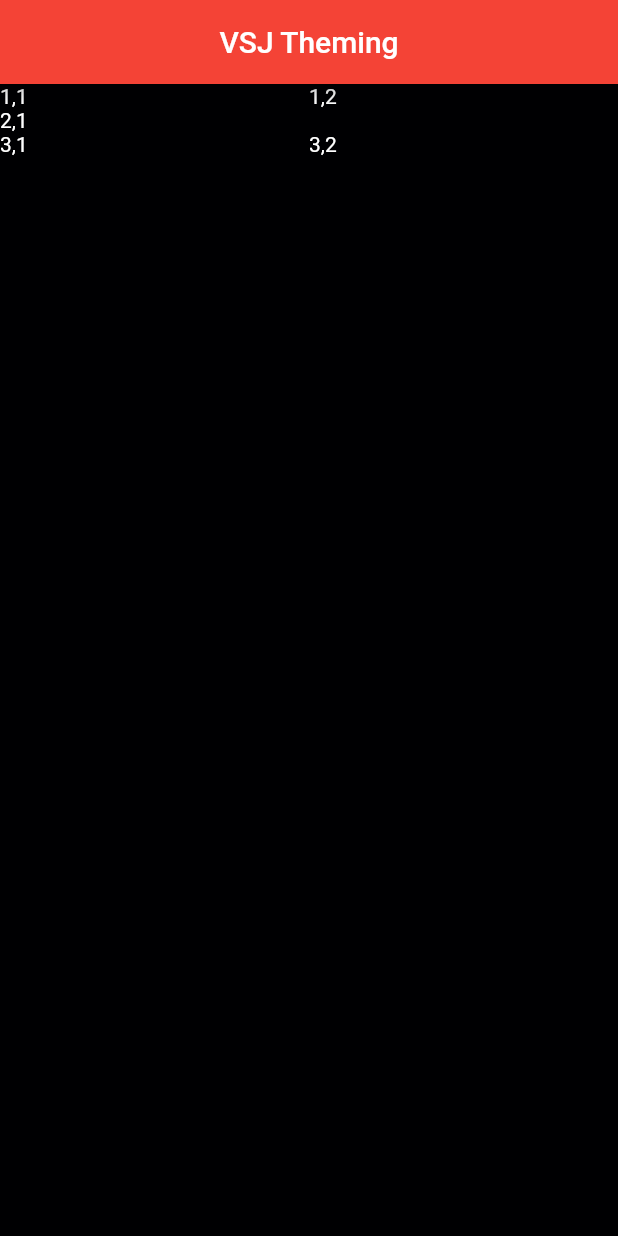
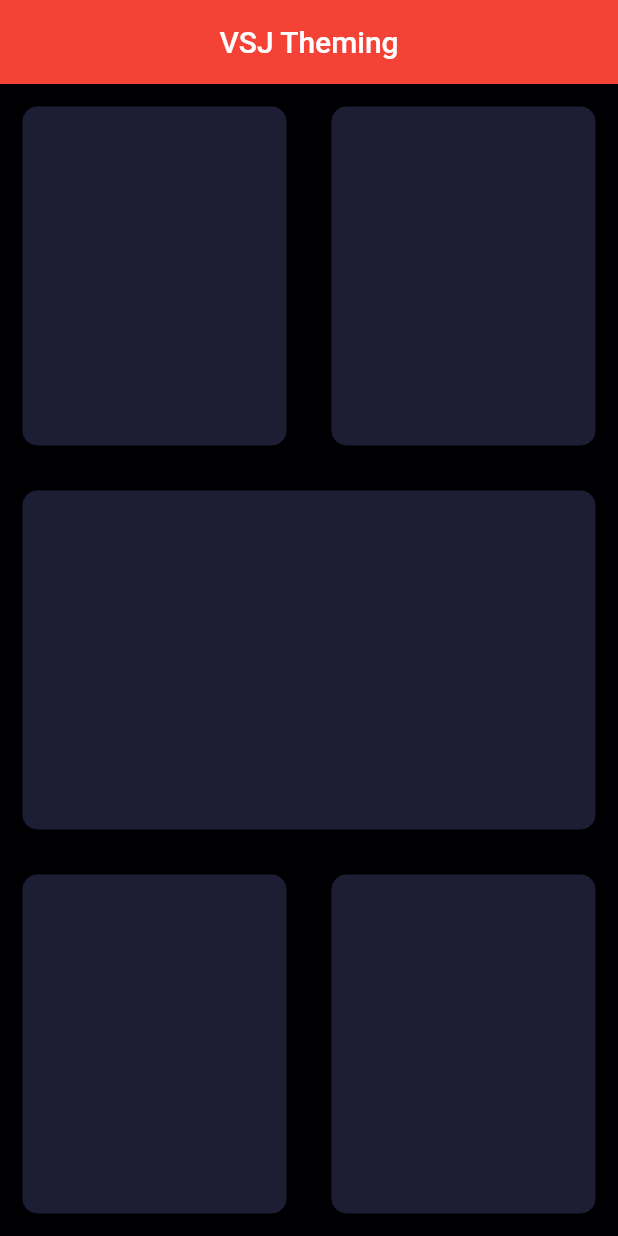
Before and after one commit to Varanasi-Software-Junction/Flutter-Theming, a Flutter app: the screen it shows after launch, on a phone screen of 412 x 824 dp. Run offline on Flutter 3.47's test engine with Material 2 defaults, Android fonts, the phone set to English and light mode, and no system bars.

Commit message:
Full page design now

```diff
--- a/flutter_plugin/lib/VSJStateful.dart
+++ b/flutter_plugin/lib/VSJStateful.dart
@@ -16,32 +16,62 @@ class _VSJStatefulState extends State<VSJStateful> {
       body: Container(
         child: Column(
           children: [
-            Row(
+            Expanded(
+              child: Row(
                 children: [
                   Expanded(
-                  child: Text("1,1"),
+                    child: Container(
+                      margin: EdgeInsets.all(15.0),
+                      decoration: BoxDecoration(
+                        color: Color(0xFF1D1E33),
+                        borderRadius: BorderRadius.circular(10.0),
+                      ),
+                    ),
                   ),
                   Expanded(
-                  child: Text("1,2"),
-                )
-              ],
+                    child: Container(
+                      margin: EdgeInsets.all(15.0),
+                      decoration: BoxDecoration(
+                        color: Color(0xFF1D1E33),
+                        borderRadius: BorderRadius.circular(10.0),
                       ),
-            Row(
-              children: [
-                Expanded(
-                  child: Text("2,1"),
+                    ),
                   ),
                 ],
               ),
-            Row(
+            ),
+            Expanded(
+              child: Container(
+                margin: EdgeInsets.all(15.0),
+                decoration: BoxDecoration(
+                  color: Color(0xFF1D1E33),
+                  borderRadius: BorderRadius.circular(10.0),
+                ),
+              ),
+            ),
+            Expanded(
+              child: Row(
                 children: [
                   Expanded(
-                  child: Text("3,1"),
+                    child: Container(
+                      margin: EdgeInsets.all(15.0),
+                      decoration: BoxDecoration(
+                        color: Color(0xFF1D1E33),
+                        borderRadius: BorderRadius.circular(10.0),
+                      ),
+                    ),
                   ),
                   Expanded(
-                  child: Text("3,2"),
+                    child: Container(
+                      margin: EdgeInsets.all(15.0),
+                      decoration: BoxDecoration(
+                        color: Color(0xFF1D1E33),
+                        borderRadius: BorderRadius.circular(10.0),
+                      ),
+                    ),
                   ),
                 ],
+              ),
             ),
           ],
         ),
```
Lines whose indentation alone changed are shown as unchanged.
